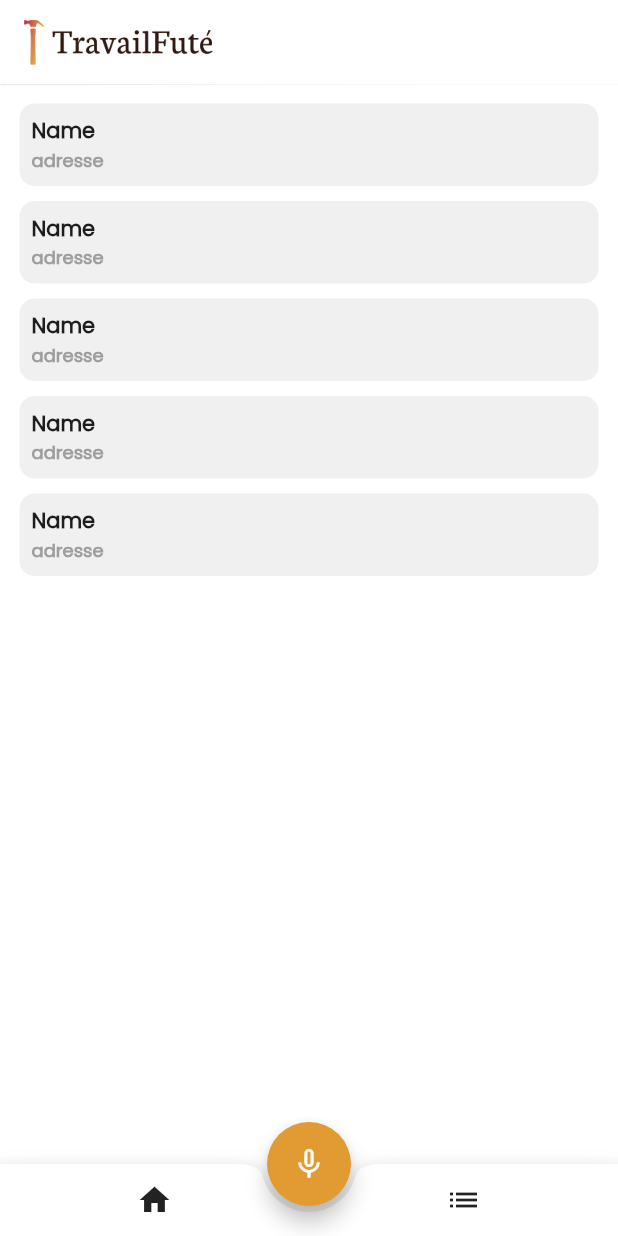
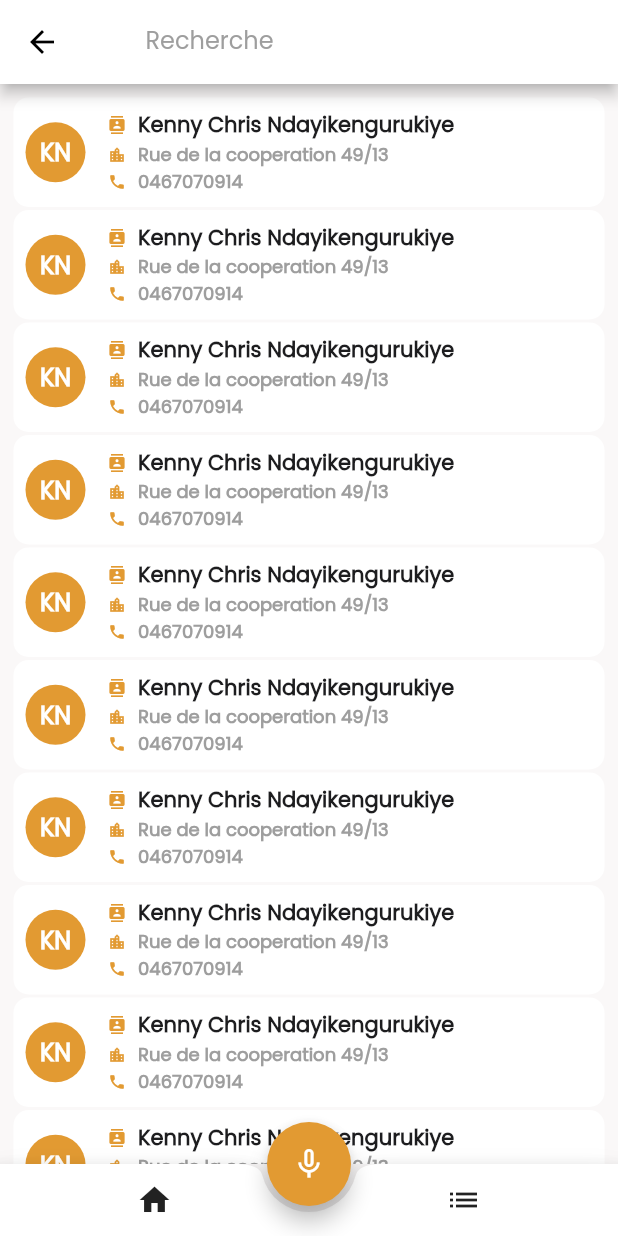
Before and after one commit to KennyChrisUmurundi/TravailFutE, a Flutter app: the screen it shows after launch, after a tap on "15", on a phone screen of 412 x 824 dp. Run offline on Flutter 3.47's test engine with Material 2 defaults, Android fonts, the phone set to English and light mode, and no system bars; our stand-ins replace audioplayers, flutter_native_splash, flutter_spinkit, logger, permission_handler; missing offline and left inert: phone_state, record; statements that could not run were skipped.

Commit message:
client list and client details

```diff
--- a/lib/constants.dart
+++ b/lib/constants.dart
@@ -31,4 +31,4 @@ const kCardBigTextStyle = TextStyle(
 
 const kWhiteColor = Color(0xFFFFFFFF);
 
-const kCardColor = Color(0xFFF0F0F0);
+const kBackgroundColor = Color.fromARGB(255, 250, 248, 248);
--- a/lib/main.dart
+++ b/lib/main.dart
@@ -46,7 +46,7 @@ class RootScaffold extends StatelessWidget {
   @override
   Widget build(BuildContext context) {
     return Scaffold(
-      backgroundColor: kWhiteColor,
+      backgroundColor: kBackgroundColor,
       appBar: AppBar(
         title: SizedBox(
           height: 30,
@@ -56,18 +56,20 @@ class RootScaffold extends StatelessWidget {
         elevation: 0.3,
         backgroundColor: Colors.white,
       ),
-      body: Navigator(
-        onGenerateRoute: (settings) {
-          return MaterialPageRoute(
-            builder: (context) {
-              return const HomePage();
-            },
-          );
-        },
-      ),
+      body: const HomePage(),
       bottomNavigationBar: const BottomNavBar(),
       floatingActionButton: const MyCenteredFAB(),
       floatingActionButtonLocation: FloatingActionButtonLocation.centerDocked,
     );
   }
 }
+
+// Navigator(
+//         onGenerateRoute: (settings) {
+//           return MaterialPageRoute(
+//             builder: (context) {
+//               return const HomePage();
+//             },
+//           );
+//         },
+//       ),
--- a/lib/screens/clients.dart
+++ b/lib/screens/clients.dart
@@ -1,63 +1,38 @@
 import 'package:flutter/material.dart';
 import 'package:travail_fute/constants.dart';
+import 'package:travail_fute/widgets/botom_nav.dart';
+import 'package:travail_fute/widgets/client_card.dart';
+import 'package:travail_fute/widgets/foab.dart';
+import 'package:travail_fute/widgets/search_bar.dart';
 
 class ClientsList extends StatelessWidget {
   const ClientsList({super.key});
 
   @override
   Widget build(BuildContext context) {
-    return SafeArea(
-      child: ListView.builder(
-          padding: const EdgeInsets.all(8),
-          itemCount: 5,
-          itemBuilder: (BuildContext context, int index) {
-            return const ClientCard();
-          }),
+    return Scaffold(
+      appBar: AppBar(
+        backgroundColor: Colors.white,
+        foregroundColor: Colors.black,
+        title: SearchEngine(),
+      ),
+      backgroundColor: kBackgroundColor,
+      body: Column(
+        children: [
+          // const SearchBar(),
+          Expanded(
+            child: ListView.builder(
+                padding: const EdgeInsets.all(8),
+                itemCount: 10,
+                itemBuilder: (BuildContext context, int index) {
+                  return const ClientCard();
+                }),
+          ),
+        ],
+      ),
+      bottomNavigationBar: const BottomNavBar(),
+      floatingActionButton: const MyCenteredFAB(),
+      floatingActionButtonLocation: FloatingActionButtonLocation.centerDocked,
     );
   }
 }
-
-class ClientCard extends StatelessWidget {
-  const ClientCard({
-    super.key,
-  });
-
-  @override
-  Widget build(BuildContext context) {
-    return Container(
-      padding: const EdgeInsets.all(8),
-      margin: const EdgeInsets.all(5),
-      width: double.infinity,
-      decoration: BoxDecoration(
-        color: kCardColor,
-        borderRadius: BorderRadius.circular(10),
-      ),
-      child: const Column(
-        mainAxisAlignment: MainAxisAlignment.start,
-        crossAxisAlignment: CrossAxisAlignment.start,
-        children: [
-          Text(
-            "Name",
-            style: TextStyle(
-                fontFamily: "Poppins",
-                fontWeight: FontWeight.bold,
-                color: kTravailFuteSecondaryColor,
-                fontSize: 14),
-          ),
-          Text(
-            "adresse",
-            style: TextStyle(
-                fontFamily: "Poppins",
-                fontWeight: FontWeight.bold,
-                color: Colors.grey,
-                fontSize: 12),
-          ),
-
-          // Text("numero"),
-          // Text("email"),
-          // Text("registered"),
-        ],
-      ),
-    );
-  }
-}
--- a/lib/screens/home_page.dart
+++ b/lib/screens/home_page.dart
@@ -152,7 +152,7 @@ class _HomePageState extends State<HomePage> {
                 ),
                 Expanded(
                   child: MainCard(
-                      label: 'Taches',
+                      label: 'Tâches',
                       number: '15',
                       icon: Icons.task,
                       value: 89,
@@ -169,7 +169,7 @@ class _HomePageState extends State<HomePage> {
                   child: MainCard(
                     label: 'Factures',
                     number: '5 Nouveaux',
-                    icon: Icons.payment,
+                    icon: Icons.receipt,
                     value: 1,
                     completed: 5,
                   ),
--- /dev/null
+++ b/lib/widgets/client_card.dart
@@ -0,0 +1,119 @@
+import 'package:flutter/material.dart';
+import 'package:travail_fute/constants.dart';
+import 'package:travail_fute/screens/client_detail.dart';
+
+class ClientCard extends StatelessWidget {
+  const ClientCard({
+    super.key,
+  });
+
+  @override
+  Widget build(BuildContext context) {
+    return GestureDetector(
+      onTap: () {
+        Navigator.push(
+          context,
+          MaterialPageRoute(builder: (context) => const ClientDetail()),
+        );
+      },
+      child: Container(
+        padding: const EdgeInsets.all(8),
+        margin: const EdgeInsets.all(1),
+        width: double.infinity,
+        decoration: BoxDecoration(
+          color: kWhiteColor,
+          borderRadius: BorderRadius.circular(10),
+        ),
+        child: const Row(
+          mainAxisAlignment: MainAxisAlignment.start,
+          crossAxisAlignment: CrossAxisAlignment.center,
+          children: [
+            CircleAvatar(
+              backgroundColor: kTravailFuteMainColor,
+              child: Text(
+                "KN",
+                style: TextStyle(
+                  color: kWhiteColor,
+                  fontWeight: FontWeight.bold,
+                ),
+              ),
+            ),
+            SizedBox(
+              width: 15,
+            ),
+            Column(
+              mainAxisAlignment: MainAxisAlignment.start,
+              crossAxisAlignment: CrossAxisAlignment.start,
+              children: [
+                Row(
+                  children: [
+                    Icon(
+                      Icons.contacts,
+                      size: 12,
+                      color: kTravailFuteMainColor,
+                    ),
+                    SizedBox(
+                      width: 8,
+                    ),
+                    Text(
+                      "Kenny Chris Ndayikengurukiye",
+                      style: TextStyle(
+                          fontFamily: "Poppins",
+                          fontWeight: FontWeight.bold,
+                          color: kTravailFuteSecondaryColor,
+                          fontSize: 14),
+                    ),
+                  ],
+                ),
+                Row(
+                  children: [
+                    Icon(
+                      Icons.location_city,
+                      size: 12,
+                      color: kTravailFuteMainColor,
+                    ),
+                    SizedBox(
+                      width: 8,
+                    ),
+                    Text(
+                      "Rue de la cooperation 49/13",
+                      style: TextStyle(
+                          fontFamily: "Poppins",
+                          fontWeight: FontWeight.bold,
+                          color: Colors.grey,
+                          fontSize: 12),
+                    ),
+                  ],
+                ),
+                Row(
+                  children: [
+                    Icon(
+                      Icons.phone,
+                      size: 12,
+                      color: kTravailFuteMainColor,
+                    ),
+                    SizedBox(
+                      width: 8,
+                    ),
+                    Text(
+                      "0467070914",
+                      style: TextStyle(
+                          fontFamily: "Poppins",
+                          fontWeight: FontWeight.bold,
+                          color: Colors.grey,
+                          fontSize: 12),
+                    ),
+                  ],
+                ),
+              ],
+            ),
+
+            // Text("numero"),
+            // Text("email"),
+            // Text("registered"),
+          ],
+        ),
+      ),
+    );
+  }
+}
--- a/lib/widgets/main_card.dart
+++ b/lib/widgets/main_card.dart
@@ -12,7 +12,7 @@ class MainCard extends StatelessWidget {
     required this.completed,
     this.onPress,
     this.addOption = true,
-    this.cardColor = kCardColor,
+    this.cardColor = kWhiteColor,
     this.textColor = kTravailFuteSecondaryColor,
   });
 
--- /dev/null
+++ b/lib/widgets/search_bar.dart
@@ -0,0 +1,53 @@
+import 'package:flutter/material.dart';
+import 'package:travail_fute/screens/clients.dart';
+
+class SearchEngine extends StatefulWidget {
+  const SearchEngine({super.key});
+
+  @override
+  State<SearchEngine> createState() => _SearchEngineState();
+}
+
+class _SearchEngineState extends State<SearchEngine> {
+  @override
+  Widget build(BuildContext context) {
+    return Container(
+      padding: EdgeInsets.all(10),
+      margin: EdgeInsets.all(8),
+      height: 45,
+      decoration: BoxDecoration(
+        // border: Border.all(
+        //   color: Colors.grey,
+        //   width: 0.2,
+        // ),
+        borderRadius: BorderRadius.circular(15.0),
+      ),
+      child: const Row(
+        // mainAxisAlignment: MainAxisAlignment.start,
+        // crossAxisAlignment: CrossAxisAlignment.baseline,
+        children: [
+          Expanded(
+            child: TextField(
+              decoration: InputDecoration(
+                hintStyle: TextStyle(
+                  color: Colors.grey,
+                  fontFamily: "Poppins",
+                ),
+                hintText: "Recherche",
+                contentPadding: EdgeInsets.all(7.0),
+                border: InputBorder.none,
+                // icon: Icon(Icons.search)
+              ),
+            ),
+          ),
+          // IconButton(
+          //   icon: const Icon(Icons.search),
+          //   onPressed: () {
+          //     // Implement your search logic here
+          //   },
+          // ),
+        ],
+      ),
+    );
+  }
+}
```
Also changed, not shown: lib/screens/client_detail.dart (added, +222 -0 lines).
